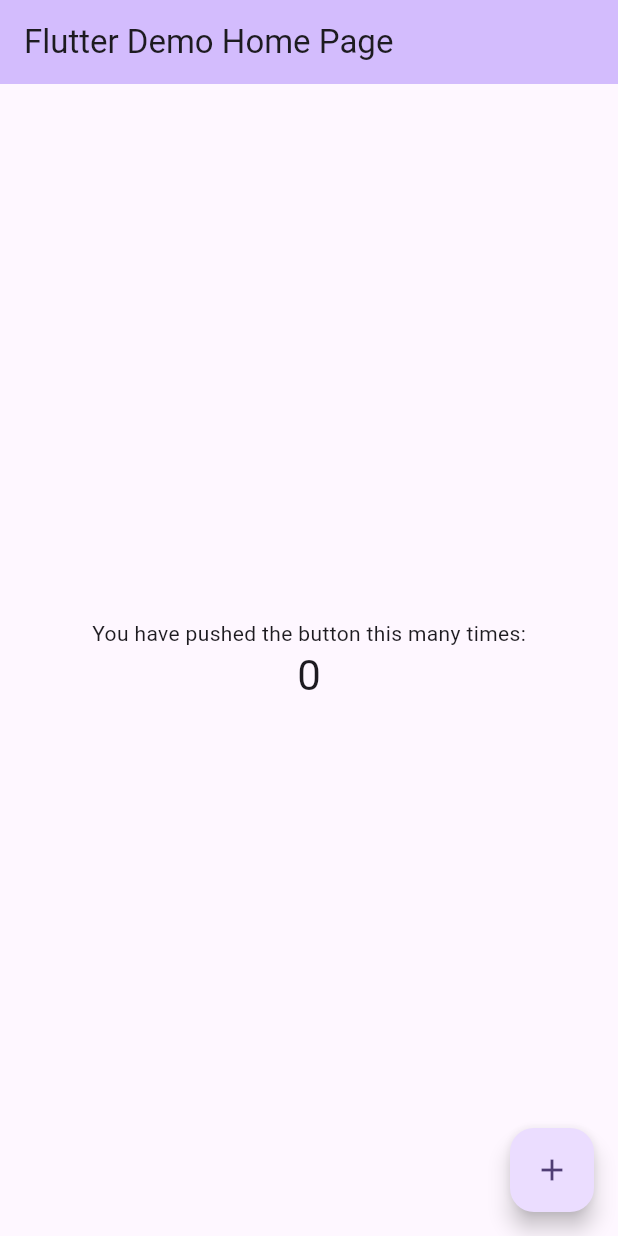
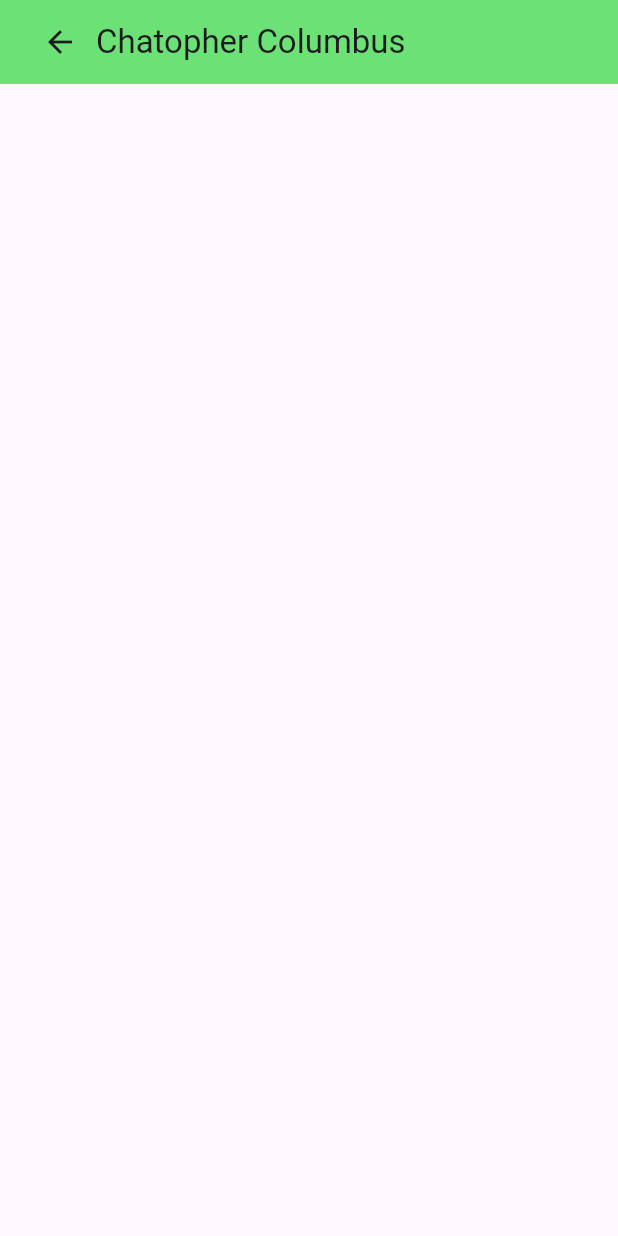
Before and after one commit to SaumyaRaj188/tourism_app, a Flutter app: the screen it shows after launch, on a phone screen of 412 x 824 dp. Run offline on Flutter 3.47's test engine with Material 3 defaults, Android fonts, the phone set to English and light mode, and no system bars.

Commit message:
added scaffold to searchPage, added gitignore

```diff
--- a/lib/main.dart
+++ b/lib/main.dart
@@ -1,4 +1,5 @@
 import 'package:flutter/material.dart';
+import 'searchPage.dart';
 
 void main() {
   runApp(const MyApp());
@@ -31,95 +32,6 @@ class MyApp extends StatelessWidget {
           colorScheme: ColorScheme.fromSeed(seedColor: Colors.deepPurple),
           useMaterial3: true,
         ),
-      home: const MyHomePage(title: 'Flutter Demo Home Page'),
-    );
+        home: searchPage());
   }
 }
-
-class MyHomePage extends StatefulWidget {
-  const MyHomePage({super.key, required this.title});
-
-  // This widget is the home page of your application. It is stateful, meaning
-  // that it has a State object (defined below) that contains fields that affect
-  // how it looks.
-
-  // This class is the configuration for the state. It holds the values (in this
-  // case the title) provided by the parent (in this case the App widget) and
-  // used by the build method of the State. Fields in a Widget subclass are
-  // always marked "final".
-
-  final String title;
-
-  @override
-  State<MyHomePage> createState() => _MyHomePageState();
-}
-
-class _MyHomePageState extends State<MyHomePage> {
-  int _counter = 0;
-
-  void _incrementCounter() {
-    setState(() {
-      // This call to setState tells the Flutter framework that something has
-      // changed in this State, which causes it to rerun the build method below
-      // so that the display can reflect the updated values. If we changed
-      // _counter without calling setState(), then the build method would not be
-      // called again, and so nothing would appear to happen.
-      _counter++;
-    });
-  }
-
-  @override
-  Widget build(BuildContext context) {
-    // This method is rerun every time setState is called, for instance as done
-    // by the _incrementCounter method above.
-    //
-    // The Flutter framework has been optimized to make rerunning build methods
-    // fast, so that you can just rebuild anything that needs updating rather
-    // than having to individually change instances of widgets.
-    return Scaffold(
-      appBar: AppBar(
-        // TRY THIS: Try changing the color here to a specific color (to
-        // Colors.amber, perhaps?) and trigger a hot reload to see the AppBar
-        // change color while the other colors stay the same.
-        backgroundColor: Theme.of(context).colorScheme.inversePrimary,
-        // Here we take the value from the MyHomePage object that was created by
-        // the App.build method, and use it to set our appbar title.
-        title: Text(widget.title),
-      ),
-      body: Center(
-        // Center is a layout widget. It takes a single child and positions it
-        // in the middle of the parent.
-        child: Column(
-          // Column is also a layout widget. It takes a list of children and
-          // arranges them vertically. By default, it sizes itself to fit its
-          // children horizontally, and tries to be as tall as its parent.
-          //
-          // Column has various properties to control how it sizes itself and
-          // how it positions its children. Here we use mainAxisAlignment to
-          // center the children vertically; the main axis here is the vertical
-          // axis because Columns are vertical (the cross axis would be
-          // horizontal).
-          //
-          // TRY THIS: Invoke "debug painting" (choose the "Toggle Debug Paint"
-          // action in the IDE, or press "p" in the console), to see the
-          // wireframe for each widget.
-          mainAxisAlignment: MainAxisAlignment.center,
-          children: <Widget>[
-            const Text(
-              'You have pushed the button this many times:',
-            ),
-            Text(
-              '$_counter',
-              style: Theme.of(context).textTheme.headlineMedium,
-            ),
-          ],
-        ),
-      ),
-      floatingActionButton: FloatingActionButton(
-        onPressed: _incrementCounter,
-        tooltip: 'Increment',
-        child: const Icon(Icons.add),
-      ), // This trailing comma makes auto-formatting nicer for build methods.
-    );
-  }
-}
--- a/lib/searchPage.dart
+++ b/lib/searchPage.dart
@@ -1,18 +1,24 @@
 import 'package:flutter/material.dart';
 
-class MySearchPage extends StatefulWidget {
-  const MySearchPage({super.key});
+class searchPage extends StatefulWidget {
+  const searchPage({super.key});
 
   @override
-  State<MySearchPage> createState() => _MySearchPageState();
+  State<searchPage> createState() => _searchPageState();
 }
 
-class _MySearchPageState extends State<MySearchPage> {
+class _searchPageState extends State<searchPage> {
   @override
   Widget build(BuildContext context) {
     return Scaffold(
-      appBar: AppBar(),
-      body: Column(children: <Widget>[]),
+      appBar: AppBar(
+        title: Row(children: [
+          IconButton(onPressed: () => {}, icon: Icon(Icons.arrow_back)),
+          Text("Chatopher Columbus"),
+        ]),
+        backgroundColor: Color.fromARGB(255, 108, 226, 118),
+      ),
+      // bottomSheet: TextField(),
     );
   }
 }
```
Also changed, not shown: pubspec.lock, 1 other file. Lines whose indentation alone changed are shown as unchanged.
